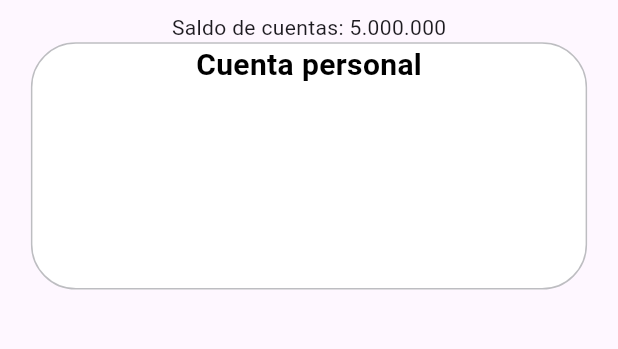
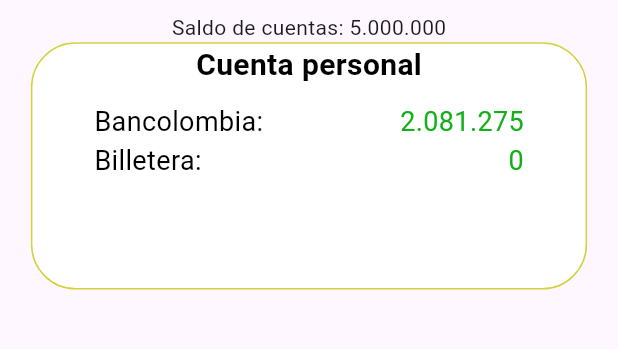
Before and after one commit to softdimo/wapig, a Flutter app: the CuentasScreen screen opened directly, on a phone screen of 412 x 824 dp, the part 84-433 px from its top. Run offline on Flutter 3.47's test engine with Material 3 defaults, Android fonts, the phone set to English and light mode, and no system bars; our stand-ins replace dio; Roboto replaces fonts that are missing (Sansita).

Commit message:
creacion componente de texto con icono para las cuentas individuales en la pantalla del resumen de cuentas

```diff
--- a/lib/presentation/screens/cuentas_screen.dart
+++ b/lib/presentation/screens/cuentas_screen.dart
@@ -1,6 +1,7 @@
 import 'package:flutter/material.dart';
 import 'package:wapig/presentation/screens/home_screen.dart';
 import 'package:wapig/presentation/screens/side_menu.dart';
+import 'package:wapig/presentation/widgets/single_count/single_count.dart';
 import 'package:wapig/presentation/widgets/title_text/title_name.dart';
 
 class CuentasScreen extends StatefulWidget {
@@ -43,7 +44,7 @@ class _CuentasScreenState extends State<CuentasScreen> {
                     borderRadius: BorderRadius.circular(30),
                     color: Colors.white,
                     border:
-                        Border.all(color: const Color.fromARGB(204, 173, 173, 178))
+                        Border.all(color: const Color.fromARGB(196, 196, 196, 1))
                 ),
                 height: size.height * 0.2,
                 width: size.width * 0.9,
@@ -62,6 +63,64 @@ class _CuentasScreenState extends State<CuentasScreen> {
                         ); */
                       }
                     ),
+                    Row(
+                      mainAxisAlignment: MainAxisAlignment.spaceBetween,
+                      children: [
+                        Container(
+                          padding: EdgeInsets.only(left: size.width * 0.1),
+                          child: SingleCount(
+                              iconType: Icons.lock,
+                              accountName: 'Bancolombia:',
+                              fontSize: 18,
+                              paddingTop: 0,
+                              paddingBottom: 0,
+                              typeText: FontWeight.normal,
+                              // isSansita: false,
+                              onPressed: () {}),
+                        ),
+                        Container(
+                          padding: EdgeInsets.only(right: size.width * 0.1),
+                          child: SingleCount(
+                              accountName: '2.081.275',
+                              colorText: const Color.fromRGBO(20, 176, 27, 1),
+                              fontSize: 18,
+                              paddingTop: 0,
+                              paddingBottom: 0,
+                              typeText: FontWeight.normal,
+                              isSansita: false,
+                              onPressed: () {}),
+                        ),
+                      ],
+                    ),
+                    Row(
+                      mainAxisAlignment: MainAxisAlignment.spaceBetween,
+                      children: [
+                        Container(
+                          padding: EdgeInsets.only(left: size.width * 0.1),
+                          child: SingleCount(
+                              iconType: Icons.lock,
+                              accountName: 'Billetera:',
+                              fontSize: 18,
+                              paddingTop: 0,
+                              paddingBottom: 0,
+                              typeText: FontWeight.normal,
+                              isSansita: false,
+                              onPressed: () {}),
+                        ),
+                        Container(
+                          padding: EdgeInsets.only(right: size.width * 0.1),
+                          child: SingleCount(
+                              accountName: '0',
+                              colorText: const Color.fromRGBO(20, 176, 27, 1),
+                              fontSize: 18,
+                              paddingTop: 0,
+                              paddingBottom: 0,
+                              typeText: FontWeight.normal,
+                              isSansita: false,
+                              onPressed: () {}),
+                        ),
+                      ],
+                    ),
                   ],
                 ),
               ),
--- /dev/null
+++ b/lib/presentation/widgets/single_count/single_count.dart
@@ -0,0 +1,63 @@
+import 'package:flutter/material.dart';
+
+class SingleCount extends StatelessWidget {
+  final String accountName;
+  final double fontSize;
+  final double paddingLeft;
+  final double paddingRight;
+  final double paddingTop;
+  final double paddingBottom;
+  final VoidCallback? onPressed;
+  final FontWeight typeText;
+  final bool isSansita;
+  final Color colorText;
+  // final bool isUnderLined;
+  final Color colorIcon;
+  final IconData iconType;
+
+  const SingleCount(
+      {
+        super.key,
+        this.accountName = 'Cuenta',
+        this.fontSize = 22,
+        this.paddingLeft = 0,
+        this.paddingRight = 0,
+        this.paddingTop = 30,
+        this.paddingBottom = 30,
+        this.onPressed,
+        this.typeText = FontWeight.bold,
+        this.isSansita = true,
+        this.colorText = Colors.black,
+        // this.isUnderLined = false,
+        this.iconType = Icons.email,
+        this.colorIcon = const Color.fromARGB(204, 173, 173, 178),
+      }
+    );
+
+  @override
+  Widget build(BuildContext context) {
+    return GestureDetector(
+      onTap: onPressed,
+      child: Container(
+        padding: EdgeInsets.fromLTRB(
+            paddingLeft, paddingTop, paddingRight, paddingBottom),
+        child: Text(
+          accountName,
+          style: TextStyle(
+              color: colorText,
+              fontFamily: isSansita ? 'Sansita' : '',
+              fontSize: fontSize,
+              fontWeight: typeText,
+              // prefixIcon: Icon(
+              //   iconType,
+              //   color: colorIcon,
+              // ),
+              // decoration: isUnderLined
+              //     ? TextDecoration.underline
+              //     : TextDecoration.none
+            ),
+        ),
+      ),
+    );
+  }
+}
```
